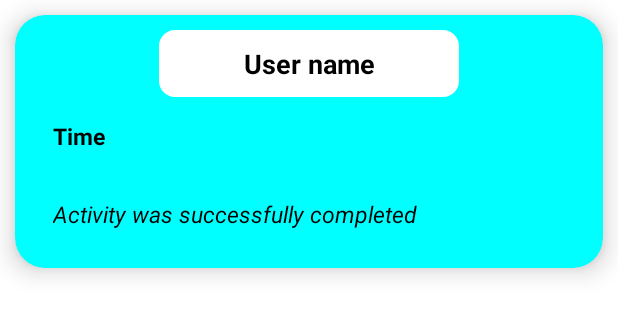
After one commit to Princeyyyy/APT2080-Soft.-Engineering-Project, an Android app: the layout return_layout.xml on its own in the app's theme, with its tools: preview values and no code run, on a phone screen of 412 x 824 dp. The commit adds this screen. Shown: the top 316 px of the screen. Run offline under Robolectric (Android 15) with nearby library versions, the phone set to English and light mode, and no system bars.

Commit message:
further changes

```diff
--- a/app/build.gradle
+++ b/app/build.gradle
@@ -48,4 +48,9 @@ dependencies {
     implementation 'com.google.firebase:firebase-analytics'
     implementation 'com.google.firebase:firebase-auth:21.1.0'
     implementation 'com.google.firebase:firebase-database:20.1.0'
+    implementation 'com.firebaseui:firebase-ui-auth:8.0.2'
+    implementation 'com.firebaseui:firebase-ui-database:8.0.2'
+
+    //Shared Preferences:
+    implementation 'androidx.preference:preference:1.2.0'
 }
--- a/app/src/main/java/com/prince/project/LoginActivity.java
+++ b/app/src/main/java/com/prince/project/LoginActivity.java
@@ -5,7 +5,6 @@ import androidx.appcompat.app.AppCompatActivity;
 import androidx.core.app.NotificationManagerCompat;
 
 import android.app.NotificationChannel;
-import android.content.DialogInterface;
 import android.content.Intent;
 import android.os.Bundle;
 import android.provider.Settings;
@@ -16,7 +15,6 @@ import android.view.View;
 import android.widget.Button;
 import android.widget.EditText;
 import android.widget.ImageView;
-import android.widget.ProgressBar;
 import android.widget.TextView;
 import android.widget.Toast;
 
--- /dev/null
+++ b/app/src/main/res/drawable/inputs.xml
@@ -0,0 +1,11 @@
+<?xml version="1.0" encoding="utf-8"?>
+<shape xmlns:android="http://schemas.android.com/apk/res/android">
+
+    <stroke
+        android:width="1dp"
+        android:color="@color/black"/>
+
+    <corners
+        android:radius="10dp"/>
+
+</shape>
--- a/app/src/main/res/layout/fragment_alarm.xml
+++ b/app/src/main/res/layout/fragment_alarm.xml
@@ -20,7 +20,7 @@
             android:layout_height="wrap_content"
             android:layout_gravity="center"
             android:layout_marginTop="250dp"
-            android:text="Interval has\nbeen set\nfor 20 minutes"
+            android:text="Interval has\nbeen set\nfor 30 minutes"
             android:textAlignment="center"
             android:textColor="@color/white"
             android:textSize="28sp" />
--- a/app/src/main/res/layout/fragment_organisation.xml
+++ b/app/src/main/res/layout/fragment_organisation.xml
@@ -10,6 +10,12 @@
         android:layout_height="match_parent"
         android:gravity="center"
         android:orientation="vertical">
+
+        <androidx.recyclerview.widget.RecyclerView
+            android:id="@+id/recyclerView"
+            android:layout_width="match_parent"
+            android:visibility="gone"
+            android:layout_height="match_parent" />
 
         <ImageView
             android:id="@+id/orgImage"
--- /dev/null
+++ b/app/src/main/res/layout/return_layout.xml
@@ -0,0 +1,72 @@
+<?xml version="1.0" encoding="utf-8"?>
+<androidx.cardview.widget.CardView xmlns:android="http://schemas.android.com/apk/res/android"
+    xmlns:app="http://schemas.android.com/apk/res-auto"
+    android:layout_width="match_parent"
+    android:layout_height="wrap_content"
+    android:layout_margin="10dp"
+    android:elevation="10dp"
+    android:orientation="vertical"
+    app:cardBackgroundColor="@color/cyan"
+    app:cardCornerRadius="20dp"
+    app:cardElevation="10dp">
+
+    <LinearLayout
+        android:layout_width="match_parent"
+        android:layout_height="wrap_content"
+        android:layout_margin="10dp"
+        android:orientation="vertical">
+
+        <LinearLayout
+            android:layout_width="match_parent"
+            android:layout_height="wrap_content"
+            android:gravity="center"
+            android:orientation="horizontal">
+
+            <TextView
+                android:id="@+id/user_name"
+                android:layout_width="200dp"
+                android:layout_height="wrap_content"
+                android:background="@drawable/inputs"
+                android:backgroundTint="@color/white"
+                android:gravity="center"
+                android:padding="10dp"
+                android:text="User name"
+                android:textColor="@color/black"
+                android:textSize="18sp"
+                android:textStyle="bold" />
+        </LinearLayout>
+
+        <LinearLayout
+            android:layout_width="match_parent"
+            android:layout_height="wrap_content"
+            android:orientation="vertical">
+
+            <TextView
+                android:id="@+id/time"
+                android:layout_width="200dp"
+                android:layout_height="wrap_content"
+                android:layout_margin="10dp"
+                android:maxLines="1"
+                android:padding="5dp"
+                android:text="Time"
+                android:textColor="@color/black"
+                android:textSize="15sp"
+                android:textStyle="bold" />
+
+            <TextView
+                android:id="@+id/description"
+                android:layout_width="350dp"
+                android:layout_height="wrap_content"
+                android:layout_margin="10dp"
+                android:maxLines="3"
+                android:padding="5dp"
+                android:text="Activity was successfully completed"
+                android:textColor="@color/black"
+                android:textSize="15sp"
+                android:textStyle="italic" />
+
+        </LinearLayout>
+
+    </LinearLayout>
+
+</androidx.cardview.widget.CardView>
```
Also changed, not shown: app/src/main/java/com/prince/project/AlarmFragment.java (+17 -24 lines), app/src/main/java/com/prince/project/MathActivity.java (+54 -23 lines), app/src/main/java/com/prince/project/OrganisationFragment.java (+39 -2 lines), app/src/main/java/com/prince/project/ProfileFragment.java (+3 -27 lines), app/src/main/java/com/prince/project/RecyclerViewHolder.java (added, +26 -0 lines), app/src/main/java/com/prince/project/SettingsFragment.java (deleted, +0 -24 lines), app/src/main/java/com/prince/project/models/Activity.java (added, +50 -0 lines), app/src/main/res/layout/fragment_settings.xml (deleted, +0 -21 lines).
